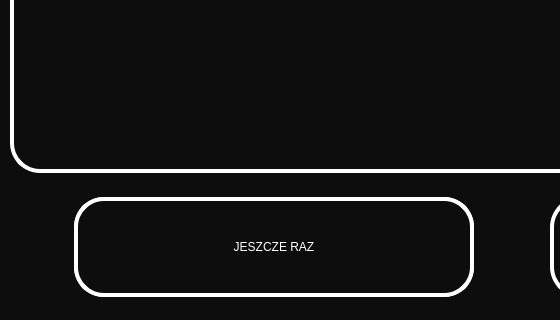
This is Raspberry QT/TakePictureScreen.ui in lukaszwazny/E-kiosk as Qt 5 draws it before an edit; both pictures show x 0 to 560 and y 448 to 768 of the 1024 by 768 pixel window. The edited form follows.
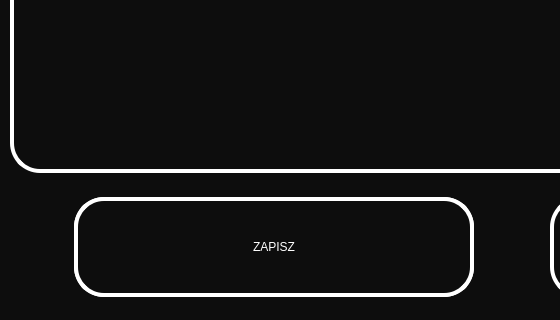
This is the edited form.

Patch:
```diff
--- a/Raspberry QT/TakePictureScreen.ui
+++ b/Raspberry QT/TakePictureScreen.ui
@@ -108,7 +108,7 @@
 color: rgb(255, 255, 255);</string>
    </property>
    <property name="text">
-    <string>JESZCZE RAZ</string>
+    <string>ZAPISZ</string>
    </property>
   </widget>
  </widget>
```
Left out of the diff: 2 changed lines with no effect on the pictures.
